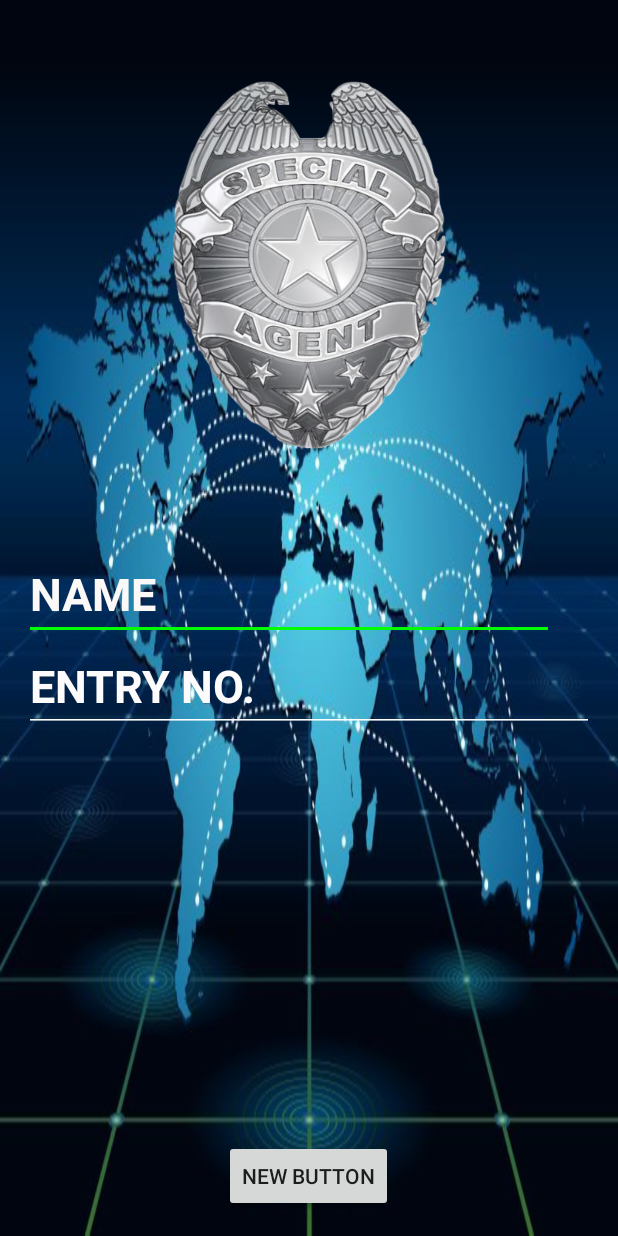
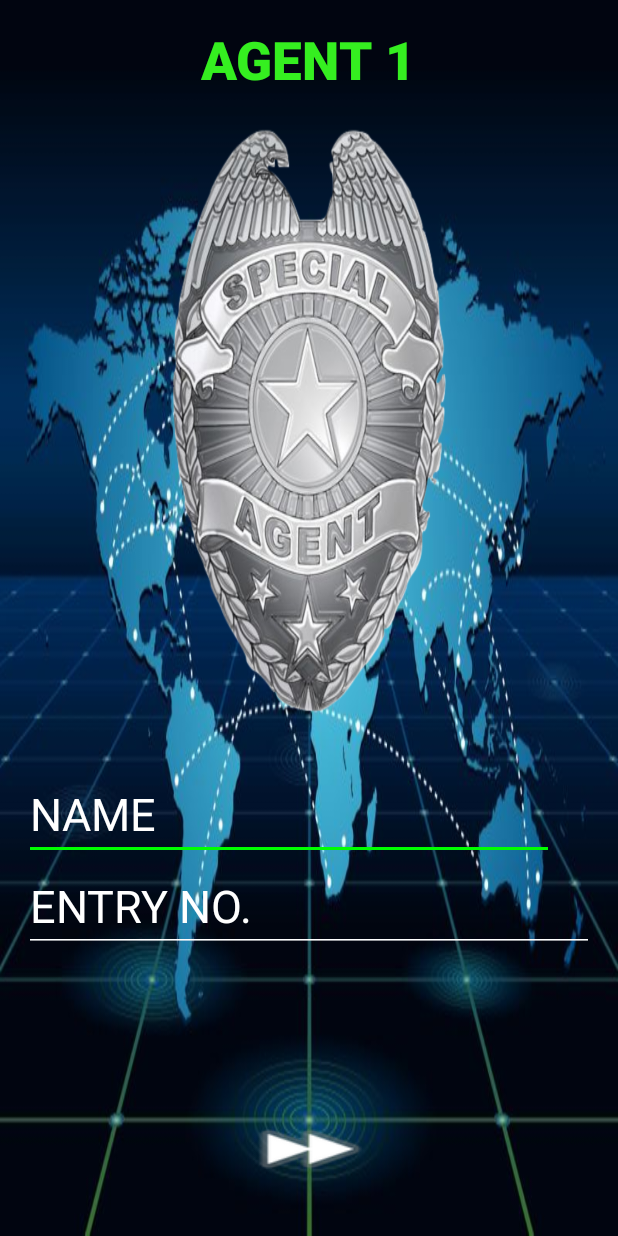
Before and after one commit to socodeit/COP290, an Android app: the enterDetail screen opened directly, with no data from a screen before it, on a phone screen of 412 x 824 dp. Run offline under Robolectric (Android 15) with nearby library versions, the phone set to English and light mode, and no system bars.

Commit message:
Created confirm detail page

```diff
--- a/app/src/main/AndroidManifest.xml
+++ b/app/src/main/AndroidManifest.xml
@@ -6,8 +6,8 @@
         android:allowBackup="true"
         android:icon="@mipmap/ic_launcher"
         android:label="@string/app_name"
+        android:largeHeap="true"
         android:supportsRtl="true"
-        android:largeHeap="true"
         android:theme="@style/AppTheme">
         <activity android:name=".MainActivity">
             <intent-filter>
@@ -16,9 +16,9 @@
                 <category android:name="android.intent.category.LAUNCHER" />
             </intent-filter>
         </activity>
-        <activity android:name="com.rap.team.teamSize" />
         <activity android:name="com.rap.team.enterDetail" />
-        <activity android:name="com.rap.team.status"/>
+        <activity android:name="com.rap.team.status" />
+        <activity android:name="com.rap.team.confirmDetails"/>
     </application>
 
 </manifest>
--- a/app/src/main/java/com/rap/team/enterDetail.java
+++ b/app/src/main/java/com/rap/team/enterDetail.java
@@ -67,7 +67,7 @@ public class enterDetail extends AppCompatActivity {
             public void onClick(View v) {
                 Intent nextActivityBundle;
                 if (currentMember == teamSize)
-                    nextActivityBundle = new Intent(enterDetail.this, status.class);
+                    nextActivityBundle = new Intent(enterDetail.this, confirmDetails.class);
                 else
                     nextActivityBundle = new Intent(enterDetail.this, enterDetail.class);
 
@@ -82,7 +82,7 @@ public class enterDetail extends AppCompatActivity {
                 detail.putInt("teamsize", teamSize);
                 detail.putInt("currentmember", currentMember + 1);
                 detail.putString("name" + Integer.toString(currentMember), name);
-                detail.putString("entryno" + Integer.toString(currentMember), entryno);
+                detail.putString("entry" + Integer.toString(currentMember), entryno);
 
                 nextActivityBundle.putExtras(detail);
 
--- a/app/src/main/res/layout-v17/activity_enter_detail.xml
+++ /dev/null
@@ -1,63 +0,0 @@
-<?xml version="1.0" encoding="utf-8"?>
-<RelativeLayout xmlns:android="http://schemas.android.com/apk/res/android"
-    xmlns:tools="http://schemas.android.com/tools"
-    android:layout_width="match_parent"
-    android:layout_height="match_parent"
-    android:paddingBottom="@dimen/activity_vertical_margin"
-    android:paddingLeft="@dimen/activity_horizontal_margin"
-    android:paddingRight="@dimen/activity_horizontal_margin"
-    android:paddingTop="@dimen/activity_vertical_margin"
-    tools:context="com.rap.team.enterDetail"
-    android:background="@drawable/world_map">
-
-    <ImageView
-        android:layout_width="200dp"
-        android:layout_height="250dp"
-        android:id="@+id/imageView"
-        android:background="@drawable/special_agent"
-        android:layout_marginTop="35dp"
-        android:layout_alignParentTop="true"
-        android:layout_centerHorizontal="true"
-        android:contentDescription="@string/badge" />
-
-    <EditText
-        android:layout_width="wrap_content"
-        android:layout_height="wrap_content"
-        android:inputType="textPersonName"
-        android:text="@string/name"
-        android:ems="10"
-        android:id="@+id/name"
-        android:theme="@style/whiteBottomLine"
-        android:textColor="#fbf8f8"
-        android:textStyle="bold"
-        android:textSize="30sp"
-        android:layout_marginTop="64dp"
-        android:layout_below="@+id/imageView"
-        android:layout_alignParentLeft="true"
-        android:layout_alignParentStart="true" />
-
-    <EditText
-        android:layout_width="wrap_content"
-        android:layout_height="wrap_content"
-        android:id="@+id/editText"
-        android:layout_below="@+id/name"
-        android:layout_alignLeft="@+id/imageView"
-        android:layout_alignStart="@+id/imageView"
-        android:text="@string/entryno"
-        android:textColor="#fdfbfb"
-        android:textSize="30sp"
-        android:textStyle="bold"
-        android:layout_alignParentEnd="true"
-        android:layout_alignParentStart="true"
-        android:theme="@style/whiteBottomLine"
-        android:inputType="text" />
-
-    <Button
-        android:layout_width="wrap_content"
-        android:layout_height="wrap_content"
-        android:text="New Button"
-        android:id="@+id/button"
-        android:layout_alignParentBottom="true"
-        android:layout_centerHorizontal="true" />
-
-</RelativeLayout>
--- a/app/src/main/res/layout/activity_enter_detail.xml
+++ b/app/src/main/res/layout/activity_enter_detail.xml
@@ -1,6 +1,7 @@
 <?xml version="1.0" encoding="utf-8"?>
-<RelativeLayout xmlns:android="http://schemas.android.com/apk/res/android"
+<LinearLayout xmlns:android="http://schemas.android.com/apk/res/android"
     xmlns:tools="http://schemas.android.com/tools"
+    android:orientation="vertical"
     android:layout_width="match_parent"
     android:layout_height="match_parent"
     android:paddingBottom="@dimen/activity_vertical_margin"
@@ -8,17 +9,55 @@
     android:paddingRight="@dimen/activity_horizontal_margin"
     android:paddingTop="@dimen/activity_vertical_margin"
     tools:context="com.rap.team.enterDetail"
-    android:background="@drawable/world_map">
+    android:background="@drawable/world_map"
+    android:weightSum="12">
+
+    <LinearLayout
+        android:layout_width="match_parent"
+        android:layout_height="0dp"
+        android:layout_weight="1"
+        android:orientation="vertical">
+
+        <TextView
+            android:layout_width="wrap_content"
+            android:layout_height="wrap_content"
+            android:textAppearance="?android:attr/textAppearanceLarge"
+            android:text="@string/agent"
+            android:id="@+id/enterDetailHead"
+            android:textColor="#35ef20"
+            android:textStyle="bold"
+            android:textSize="35sp"
+            android:theme="@android:style/TextAppearance.DeviceDefault.Widget.ActionBar.Title.Inverse"
+            android:layout_gravity="center_horizontal" />
+
+
+    </LinearLayout>
+
+    <LinearLayout
+        android:layout_width="match_parent"
+        android:layout_height="0dp"
+        android:layout_weight="6"
+        android:orientation="vertical">
 
         <ImageView
-        android:layout_width="200dp"
-        android:layout_height="250dp"
             android:id="@+id/imageView"
             android:background="@drawable/special_agent"
-        android:layout_marginTop="55dp"
             android:contentDescription="@string/badge"
-        android:layout_alignParentTop="true"
-        android:layout_centerHorizontal="true" />
+            android:layout_width="200sp"
+            android:layout_height="0dp"
+            android:layout_weight="1"
+            android:layout_gravity="center_horizontal" />
+
+    </LinearLayout>
+
+
+    <LinearLayout
+        android:layout_width="match_parent"
+        android:layout_height="0dp"
+        android:layout_weight="4"
+        android:orientation="vertical">
+
+
 
         <EditText
             android:layout_width="wrap_content"
@@ -30,15 +69,14 @@
             android:id="@+id/name"
             android:theme="@style/whiteBottomLine"
             android:textColor="#fbf8f8"
-        android:textStyle="bold"
             android:textSize="30sp"
-        android:layout_marginTop="64dp"
+            android:layout_marginTop="34dp"
             android:layout_below="@+id/imageView"
             android:layout_alignParentLeft="true"
             android:layout_alignParentStart="true" />
 
         <EditText
-        android:layout_width="wrap_content"
+            android:layout_width="match_parent"
             android:layout_height="wrap_content"
             android:id="@+id/entryno"
             android:layout_below="@+id/name"
@@ -48,11 +86,19 @@
             android:hint="@string/entryno"
             android:textColor="#fdfbfb"
             android:textSize="30sp"
-        android:textStyle="bold"
             android:layout_alignParentEnd="true"
             android:layout_alignParentStart="true"
             android:theme="@style/whiteBottomLine"
             android:inputType="text" />
+
+    </LinearLayout>
+
+
+    <LinearLayout
+        android:layout_width="match_parent"
+        android:layout_height="0dp"
+        android:layout_weight="1"
+        android:orientation="vertical">
 
         <Button
             style="@android:style/ButtonBar"
@@ -64,21 +110,8 @@
             android:background="@android:drawable/ic_media_ff"
             android:layout_centerHorizontal="true"
             android:layout_alignParentBottom="true"
-        android:onClick="nextAgent"
-        android:layout_below="@+id/entryno" />
+            android:layout_below="@+id/entryno"
+            android:layout_gravity="center_horizontal" />
 
-    <TextView
-        android:layout_width="wrap_content"
-        android:layout_height="wrap_content"
-        android:textAppearance="?android:attr/textAppearanceLarge"
-        android:text="@string/agent"
-        android:id="@+id/enterDetailHead"
-        android:textColor="#35ef20"
-        android:textStyle="bold"
-        android:textSize="35sp"
-        android:layout_alignParentTop="true"
-        android:layout_alignLeft="@+id/nextButton"
-        android:layout_alignStart="@+id/nextButton"
-        android:theme="@android:style/TextAppearance.DeviceDefault.Widget.ActionBar.Title.Inverse" />
-
-</RelativeLayout>
+    </LinearLayout>
+</LinearLayout>
--- a/app/src/main/res/values/strings.xml
+++ b/app/src/main/res/values/strings.xml
@@ -5,4 +5,6 @@
     <string name="entryno">ENTRY NO.</string>
     <string name="next">NEXT</string>
     <string name="agent">AGENT</string>
+    <string name="confirmHead">Confirm Details</string>
+    <string name="teamsize3">3 agents</string>
 </resources>
```
Also changed, not shown: app/src/main/java/com/rap/team/confirmDetails.java (added, +46 -0 lines), app/src/main/java/com/rap/team/teamSize.java (deleted, +0 -15 lines), app/src/main/res/layout/activity_confirm_details.xml (added, +162 -0 lines), app/src/main/res/layout/activity_team_size.xml (deleted, +0 -72 lines), app/src/main/res/drawable/image1_0.jpg (deleted), app/src/main/res/drawables/image1_0.jpg (deleted), app/src/main/res/drawables/image2_0.jpg (deleted). Lines whose indentation alone changed are shown as unchanged.
